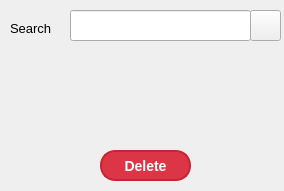
The window that ui/remove_list.ui (baokhanh546123/Managent-Money) describes before a commit, drawn with Qt 5.
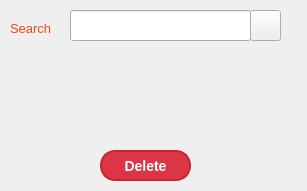
The same window after the commit. Icons and pictures are not drawn.

```diff
--- a/ui/remove_list.ui
+++ b/ui/remove_list.ui
@@ -6,7 +6,7 @@
    <rect>
     <x>0</x>
     <y>0</y>
-    <width>284</width>
+    <width>307</width>
     <height>191</height>
    </rect>
   </property>
@@ -27,6 +27,12 @@
      <pointsize>10</pointsize>
     </font>
    </property>
+   <property name="styleSheet">
+    <string notr="true">QLabel{
+color : #FF420E;
+}
+</string>
+   </property>
    <property name="text">
     <string>Search</string>
    </property>
@@ -62,10 +68,16 @@
     <rect>
      <x>10</x>
      <y>50</y>
-     <width>261</width>
+     <width>291</width>
      <height>91</height>
     </rect>
    </property>
+   <property name="styleSheet">
+    <string notr="true">QLabel{
+color : #FF420E;
+}
+</string>
+   </property>
    <property name="text">
     <string/>
    </property>
```
